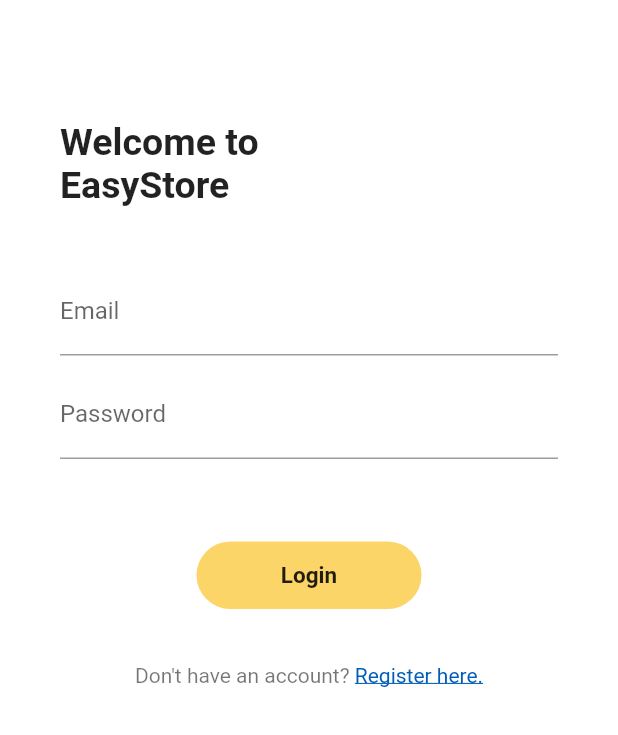
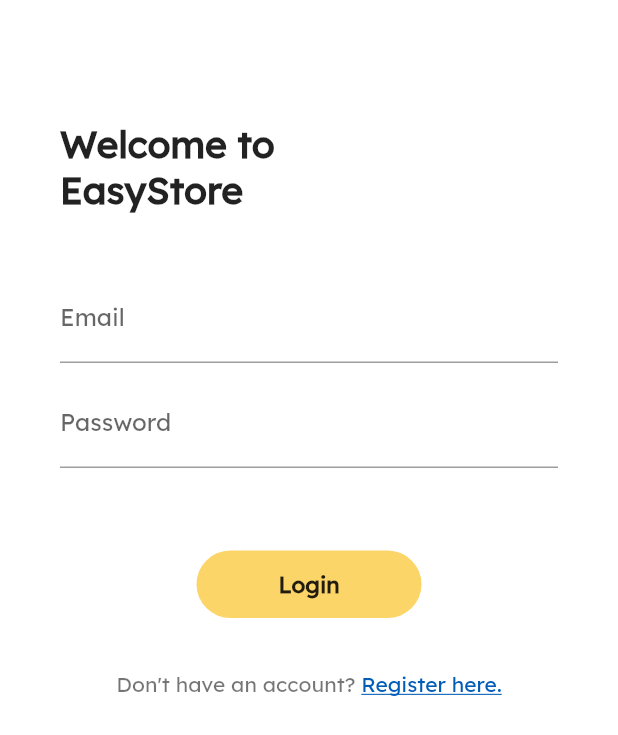
Before and after one commit to MingSern/Gig, a Flutter app: the screen it shows after launch, on a phone screen of 412 x 824 dp. Shown: the top 735 px of the screen. Run offline on Flutter 3.47's test engine with Material 2 defaults, Android fonts, the phone set to English and light mode, and no system bars; our stand-ins replace cloud_firestore, firebase_auth; accounts and stored records are empty.

Commit message:
feat(UI) : Added font

```diff
--- a/lib/main.dart
+++ b/lib/main.dart
@@ -25,6 +25,7 @@ class MyApp extends StatelessWidget {
     final themeData = ThemeData(
       scaffoldBackgroundColor: Colors.white,
       primarySwatch: Colors.grey,
+      fontFamily: 'LexendDeca',
       appBarTheme: AppBarTheme(
         color: Colors.white,
       ),
--- a/lib/models/user.dart
+++ b/lib/models/user.dart
@@ -77,7 +77,7 @@ class User extends Base {
 
   Future<void> verifyAndRegisterAccount(String smsCode) async {
     setState(ViewState.busy);
-    print(smsCode);
+
     var credential = PhoneAuthProvider.getCredential(verificationId: this.account.verificationId, smsCode: smsCode);
 
     await Firebase.signInWithPhoneNumber(credential).then((AuthResult result) async {
```
Also changed, not shown: pubspec.yaml (+4 -11 lines), fonts/LexendDeca-Regular.ttf (added).
